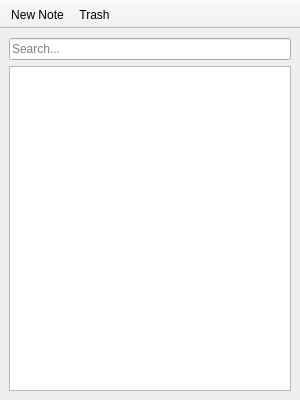
Above: ubuntu-sticky-notes/resources/ui/mainwindow.ui from pavel-glukhov/ubuntu-sticky-notes before the change. Below: the same form after it.
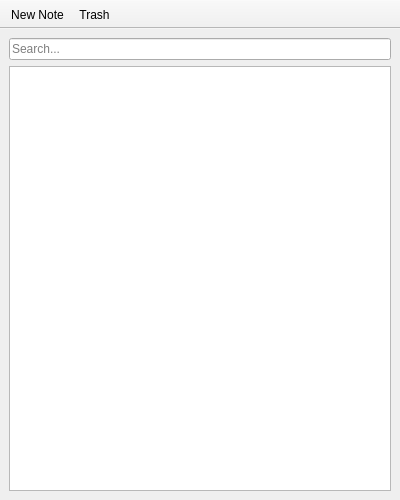
That is the form after the change.

Commit message: Updated size of windows

The edit to the form file:
```diff
--- a/ubuntu-sticky-notes/resources/ui/mainwindow.ui
+++ b/ubuntu-sticky-notes/resources/ui/mainwindow.ui
@@ -6,8 +6,8 @@
    <rect>
     <x>0</x>
     <y>0</y>
-    <width>300</width>
-    <height>400</height>
+    <width>400</width>
+    <height>500</height>
    </rect>
   </property>
   <property name="windowTitle">
```
The commit also changes 4 other files.
